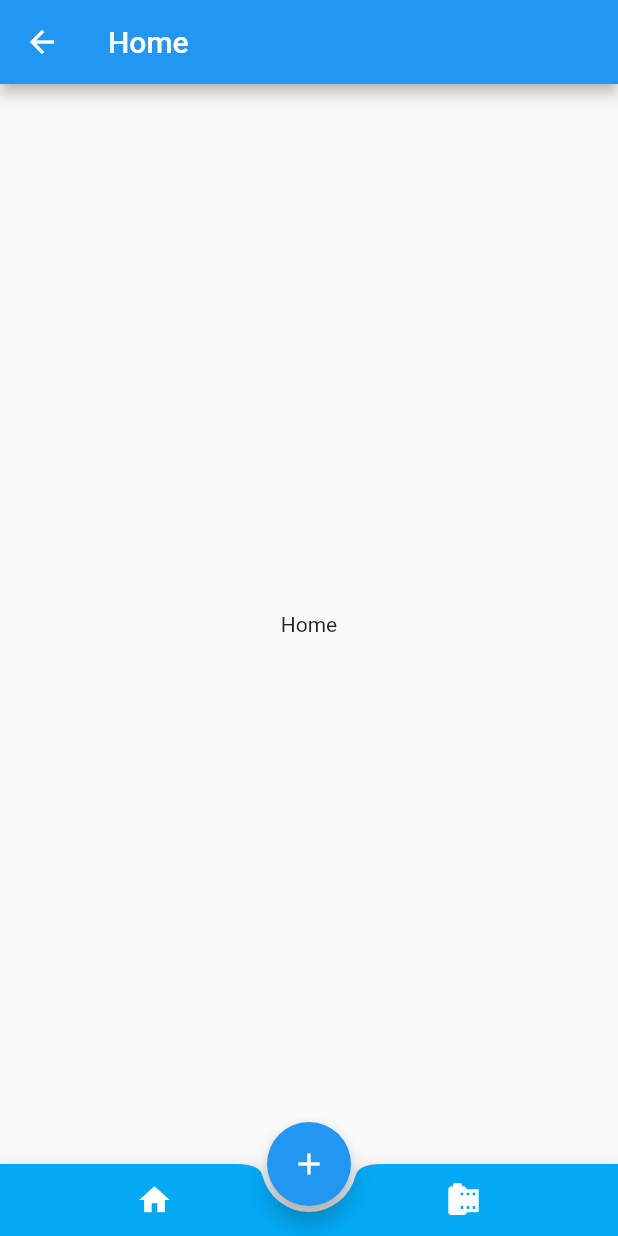
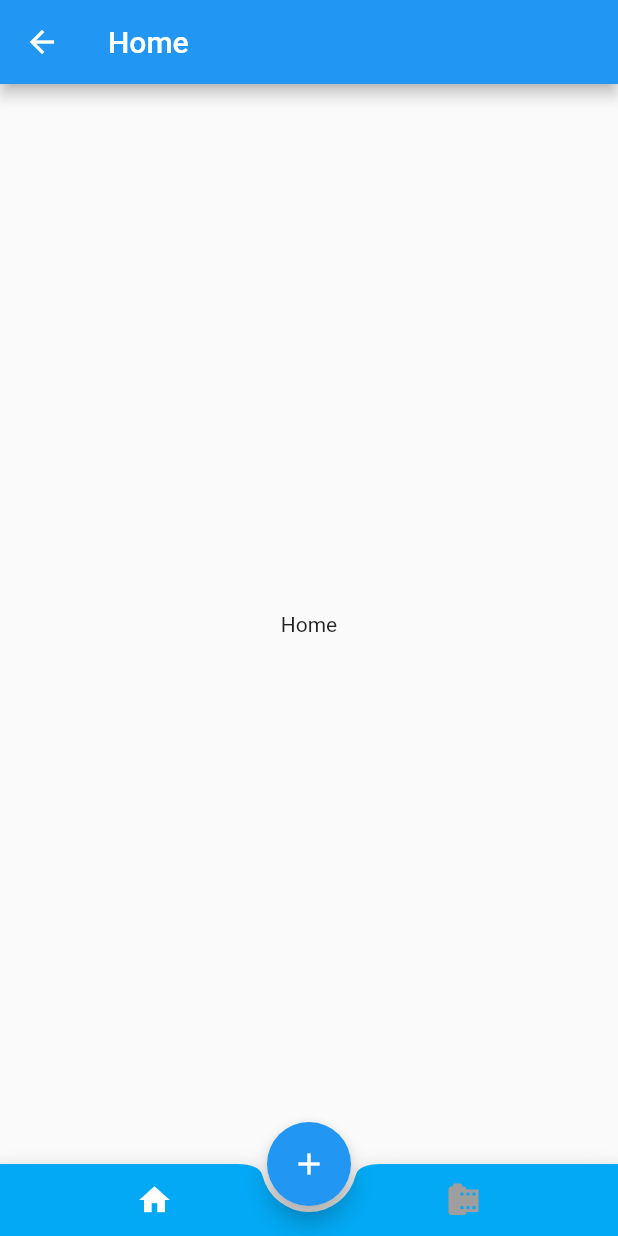
Before and after one commit to xzchsia/flutter_demo, a Flutter app: the BottomAppBarWidget screen opened directly, on a phone screen of 412 x 824 dp. Run offline on Flutter 3.47's test engine with Material 2 defaults, Android fonts, the phone set to English and light mode, and no system bars.

Commit message:
BottomAppBar Demo 添加底部按钮选中颜色变换
Signed-off-by: xzchsia <xzchsia@hotmail.com>

```diff
--- a/lib/BottonNavigation/BottomAppBar.dart
+++ b/lib/BottonNavigation/BottomAppBar.dart
@@ -18,6 +18,15 @@ class _BottomNavigationState extends State<BottomAppBarWidget> {
     listPages..add(StaticView('Home'))..add(StaticView('Camera'));
 
     super.initState();
+  }
+
+    /// 切换item的颜色，选中用primaryColor，其他都是grey
+  Color _buildColorStyle(int index) {
+    if(index == _currentIndex) {
+      return Colors.white;
+    } else {
+      return Colors.grey;
+    }
   }
 
   @override
@@ -53,7 +62,7 @@ class _BottomNavigationState extends State<BottomAppBarWidget> {
                   _currentIndex = 0;
                 });
               },
-              color: Colors.white,
+              color: _buildColorStyle(0),
             ),
             IconButton(
               icon: Icon(Icons.camera_roll),
@@ -63,7 +72,7 @@ class _BottomNavigationState extends State<BottomAppBarWidget> {
                   _currentIndex = 1;
                 });
               },
-              color: Colors.white,
+              color: _buildColorStyle(1),
             ),
           ],
         ),
```
